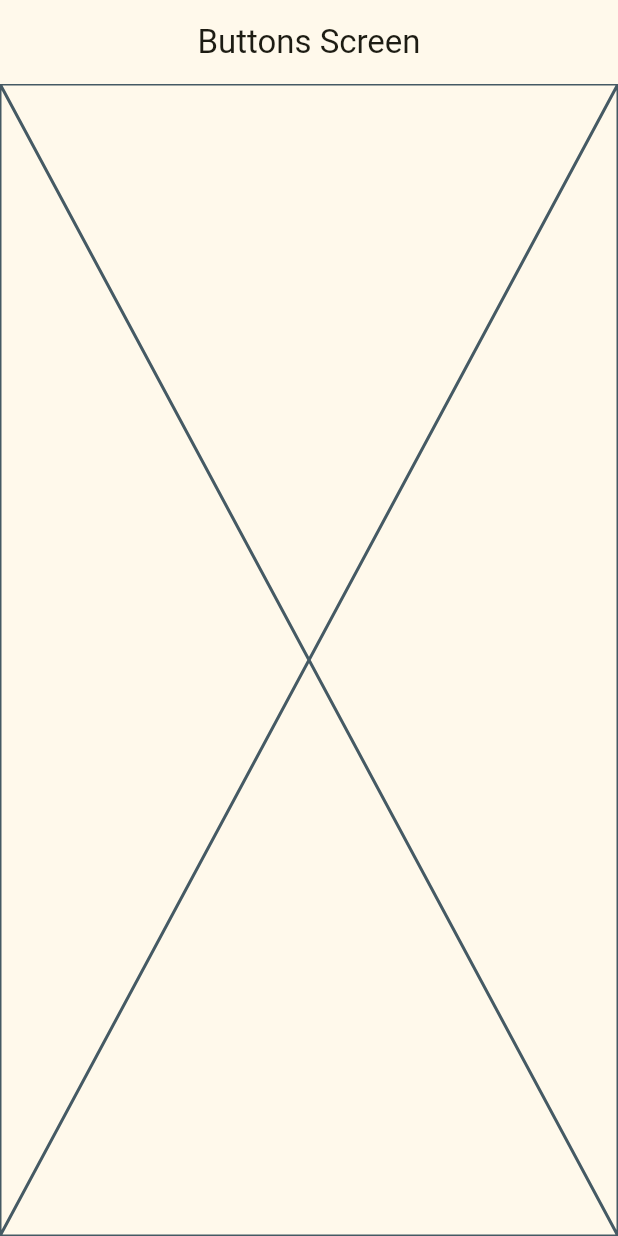
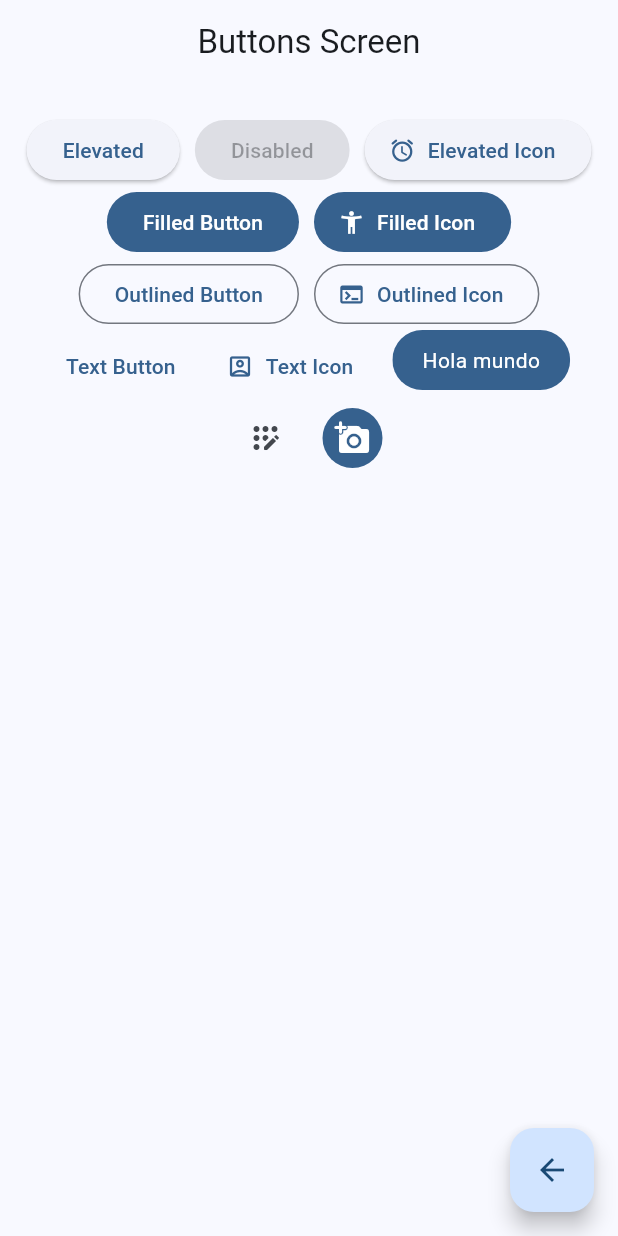
Before and after one commit to SwB15/widgets_app, a Flutter app: the ButtonsScreen screen opened by its route, on a phone screen of 412 x 824 dp. Run offline on Flutter 3.47's test engine with Material 3 defaults, Android fonts, the phone set to English and light mode, and no system bars; our stand-ins replace go_router.

Commit message:
buttons screens

```diff
--- a/lib/main.dart
+++ b/lib/main.dart
@@ -13,7 +13,7 @@ class MainApp extends StatelessWidget {
   Widget build(BuildContext context) {
     return MaterialApp.router(
       debugShowCheckedModeBanner: false,
-      theme: AppTheme(selectedColor: 5).getTheme(),
+      theme: AppTheme(selectedColor: 0).getTheme(),
       routerConfig: appRouter,
     );
   }
--- a/lib/presentation/screens/buttons/buttons_screen.dart
+++ b/lib/presentation/screens/buttons/buttons_screen.dart
@@ -1,4 +1,5 @@
 import 'package:flutter/material.dart';
+import 'package:go_router/go_router.dart';
 
 class ButtonsScreen extends StatelessWidget {
   static const name = "buttons_screen";
@@ -10,7 +11,111 @@ class ButtonsScreen extends StatelessWidget {
       appBar: AppBar(
         title: const Text('Buttons Screen'),
       ),
-      body: const Placeholder(),
+      body: const _ButtonsView(),
+      floatingActionButton: FloatingActionButton(
+        onPressed: () {
+          context.pop();
+        },
+        child: Icon(Icons.arrow_back),
+      ),
     );
   }
 }
+
+class _ButtonsView extends StatelessWidget {
+  const _ButtonsView();
+
+  @override
+  Widget build(BuildContext context) {
+    final colors = Theme.of(context).colorScheme;
+    return SizedBox(
+      width: double.infinity,
+      child: Padding(
+        padding: const EdgeInsets.symmetric(horizontal: 10, vertical: 20),
+        child: Wrap(
+          spacing: 10,
+          alignment: WrapAlignment.center,
+          children: [
+            ElevatedButton(
+              onPressed: () {},
+              child: const Text('Elevated'),
+            ),
+            const ElevatedButton(
+              onPressed: null,
+              child: Text('Disabled'),
+            ),
+            ElevatedButton.icon(
+              onPressed: () {},
+              label: const Text('Elevated Icon'),
+              icon: const Icon(Icons.access_alarm_rounded),
+            ),
+            FilledButton(
+              onPressed: () {},
+              child: const Text('Filled Button'),
+            ),
+            FilledButton.icon(
+              onPressed: () {},
+              label: const Text('Filled Icon'),
+              icon: const Icon(Icons.accessibility_new),
+            ),
+            OutlinedButton(
+              onPressed: () {},
+              child: const Text('Outlined Button'),
+            ),
+            OutlinedButton.icon(
+              onPressed: () {},
+              label: const Text('Outlined Icon'),
+              icon: const Icon(Icons.terminal),
+            ),
+            TextButton(
+              onPressed: () {},
+              child: const Text('Text Button'),
+            ),
+            TextButton.icon(
+              onPressed: () {},
+              label: const Text('Text Icon'),
+              icon: const Icon(Icons.account_box_outlined),
+            ),
+            const CustomButtom(),
+            IconButton(
+              onPressed: () {},
+              icon: const Icon(Icons.app_registration_rounded),
+            ),
+            IconButton(
+              onPressed: () {},
+              style: ButtonStyle(
+                backgroundColor: WidgetStatePropertyAll(colors.primary),
+                iconColor: const WidgetStatePropertyAll(Colors.white),
+              ),
+              icon: const Icon(Icons.add_a_photo_rounded),
+            ),
+          ],
+        ),
+      ),
+    );
+  }
+}
+
+class CustomButtom extends StatelessWidget {
+  const CustomButtom({super.key});
+
+  @override
+  Widget build(BuildContext context) {
+    final colors = Theme.of(context).colorScheme;
+    return ClipRRect(
+      borderRadius: BorderRadius.circular(20),
+      child: Material(
+        color: colors.primary,
+        child: InkWell(
+          onTap: () {},
+          child: Padding(
+              padding: EdgeInsets.symmetric(horizontal: 20, vertical: 10),
+              child: const Text(
+                "Hola mundo",
+                style: TextStyle(color: Colors.white),
+              )),
+        ),
+      ),
+    );
+  }
+}
--- a/lib/presentation/screens/cards/cards_screen.dart
+++ b/lib/presentation/screens/cards/cards_screen.dart
@@ -2,13 +2,13 @@ import 'package:flutter/material.dart';
 
 class CardsScreen extends StatelessWidget {
   static const name = "cards_screen";
-  const CardsScreen({Key? key});
+  const CardsScreen({super.key});
 
   @override
   Widget build(BuildContext context) {
     return Scaffold(
       appBar: AppBar(
-        title: const Text('Buttons Screen'),
+        title: const Text('Cards Screen'),
       ),
       body: const Placeholder(),
     );
--- a/lib/presentation/screens/home/home_screen.dart
+++ b/lib/presentation/screens/home/home_screen.dart
@@ -1,7 +1,6 @@
 import 'package:flutter/material.dart';
 import 'package:go_router/go_router.dart';
 import 'package:widgets_app/config/menu/menu_items.dart';
-import 'package:widgets_app/presentation/screens/cards/cards_screen.dart';
 
 class HomeScreen extends StatelessWidget {
   static const name = "home_screen";
@@ -39,10 +38,7 @@ class HomeView extends StatelessWidget {
               item.icon,
               color: colors.primary,
             ),
-          onTap: () {
-            context.pushNamed(CardsScreen.name);
-          },
-        );
+            onTap: () => context.push(item.link));
       },
     );
   }
```
Lines whose indentation alone changed are shown as unchanged.
